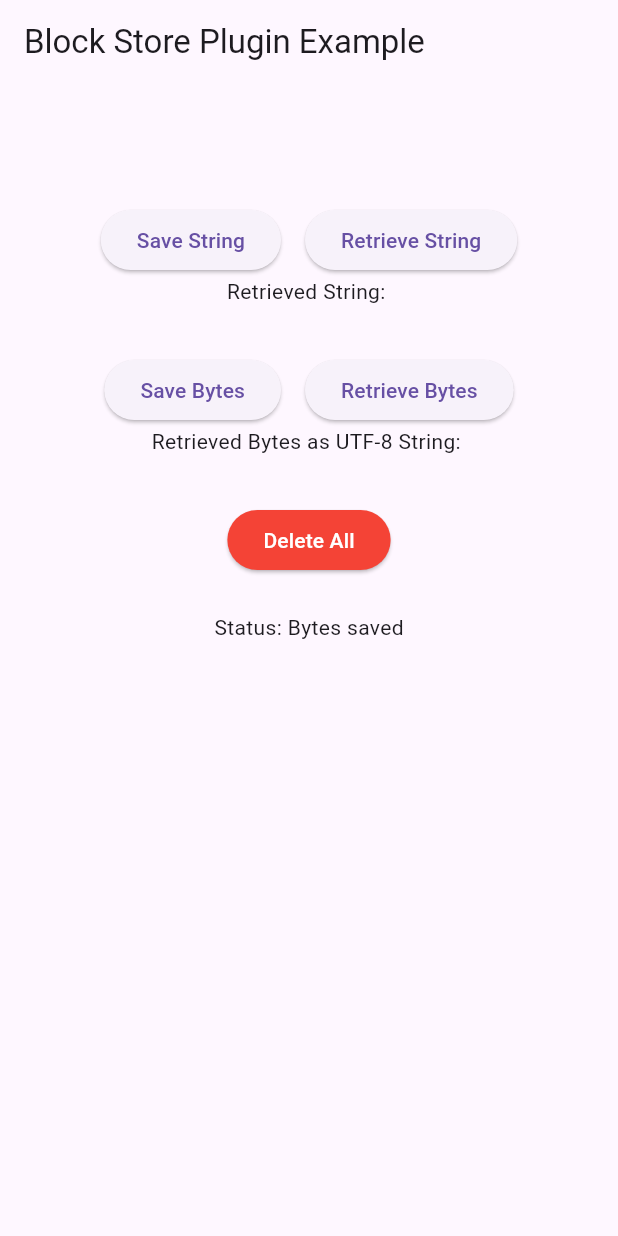
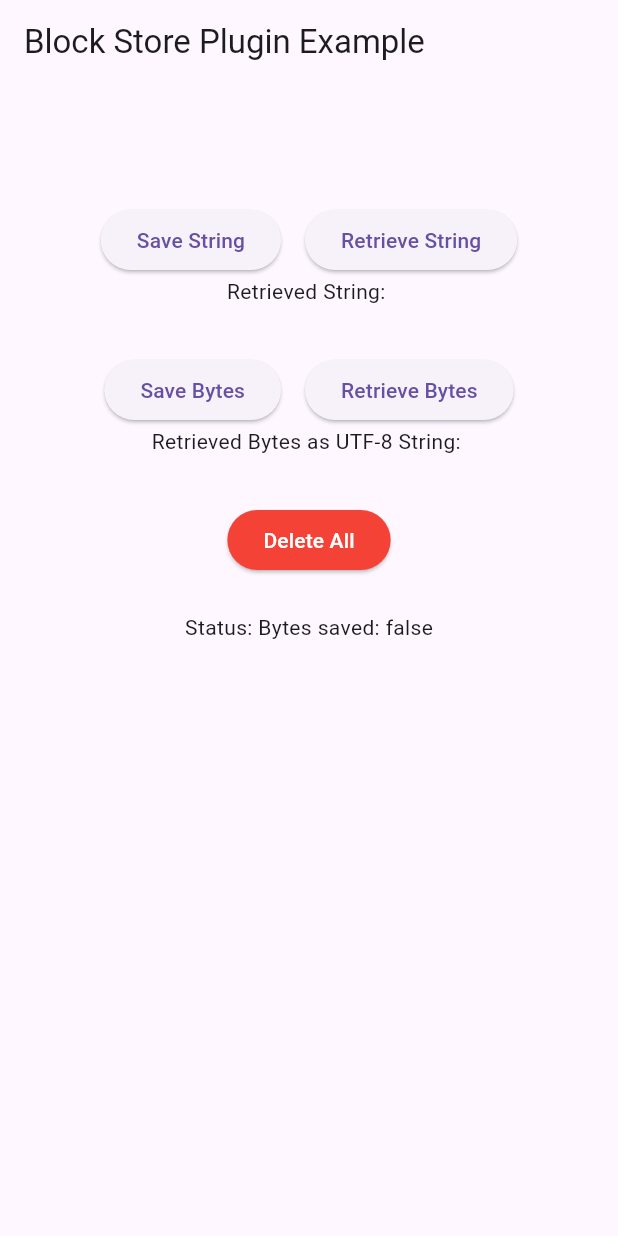
Before and after one commit to chris-wolf/play_services_block_store, a Flutter app: the screen it shows after launch, after a tap on "Save String", after a tap on "Save Bytes", on a phone screen of 412 x 824 dp. Run offline on Flutter 3.47's test engine with Material 3 defaults, Android fonts, the phone set to English and light mode, and no system bars; our stand-ins replace plugin_platform_interface.

Commit message:
saveString/saveByte methods now return false if play services not available.

```diff
--- a/example/lib/main.dart
+++ b/example/lib/main.dart
@@ -27,9 +27,9 @@ class _MyAppState extends State<MyApp> {
   }
 
   Future<void> _saveString() async {
-    await PlayServicesBlockStore.saveString('exampleKey', 'Hello saved as String');
+    final success = await PlayServicesBlockStore.saveString('exampleKey', 'Hello saved as String');
     setState(() {
-      _status = 'String saved';
+      _status = 'String saved: $success';
     });
   }
 
@@ -43,9 +43,9 @@ class _MyAppState extends State<MyApp> {
 
   Future<void> _saveBytes() async {
     final bytes = Uint8List.fromList(utf8.encode('Hello saved as bytes'));
-    await PlayServicesBlockStore.saveBytes('byteKey', bytes);
+    final success = await PlayServicesBlockStore.saveBytes('byteKey', bytes);
     setState(() {
-      _status = 'Bytes saved';
+      _status = 'Bytes saved: $success';
     });
   }
 
--- a/lib/play_services_block_store.dart
+++ b/lib/play_services_block_store.dart
@@ -3,11 +3,11 @@ import 'dart:typed_data';
 import 'play_services_block_store_platform_interface.dart';
 
 class PlayServicesBlockStore {
-  static Future<void> saveString(String key, String value) {
+  static Future<bool> saveString(String key, String value) {
     return PlayServicesBlockStorePlatform.instance.saveString(key, value);
   }
 
-  static Future<void> saveBytes(String key, Uint8List bytes) {
+  static Future<bool> saveBytes(String key, Uint8List bytes) {
     return PlayServicesBlockStorePlatform.instance.saveBytes(key, bytes);
   }
 
--- a/lib/play_services_block_store_method_channel.dart
+++ b/lib/play_services_block_store_method_channel.dart
@@ -10,19 +10,19 @@ class MethodChannelPlayServicesBlockStore extends PlayServicesBlockStorePlatform
   final methodChannel = const MethodChannel('play_services_block_store');
 
   @override
-  Future<void> saveString(String key, String value) async {
-    await methodChannel.invokeMethod('saveString', {
+  Future<bool> saveString(String key, String value) async {
+    return (await methodChannel.invokeMethod('saveString', {
       'key': key,
       'value': value,
-    });
+    })) as bool? ?? false;
   }
 
   @override
-  Future<void> saveBytes(String key, Uint8List data) async {
-    await methodChannel.invokeMethod('saveBytes', {
+  Future<bool> saveBytes(String key, Uint8List data) async {
+    return (await methodChannel.invokeMethod('saveBytes', {
       'key': key,
       'value': data,
-    });
+    })) as bool? ?? false;
   }
 
   @override
--- a/lib/play_services_block_store_platform_interface.dart
+++ b/lib/play_services_block_store_platform_interface.dart
@@ -25,11 +25,11 @@ abstract class PlayServicesBlockStorePlatform extends PlatformInterface {
     _instance = instance;
   }
 
-   Future<void> saveString(String key, String value) {
+   Future<bool> saveString(String key, String value) {
     throw UnimplementedError('saveString() has not been implemented.');
   }
 
-  Future<void> saveBytes(String key, Uint8List bytes) {
+  Future<bool> saveBytes(String key, Uint8List bytes) {
     throw UnimplementedError('saveBytes() has not been implemented.');
   }
 
--- a/pubspec.yaml
+++ b/pubspec.yaml
@@ -1,6 +1,6 @@
 name: play_services_block_store
 description: "The Block Store API allows your app to store data that it can later retrieve to re-authenticate users on a new device."
-version: 0.4.0
+version: 0.5.0
 repository: https://github.com/chris-wolf/play_services_block_store
 
 environment:
```
Also changed, not shown: 4 other files.
